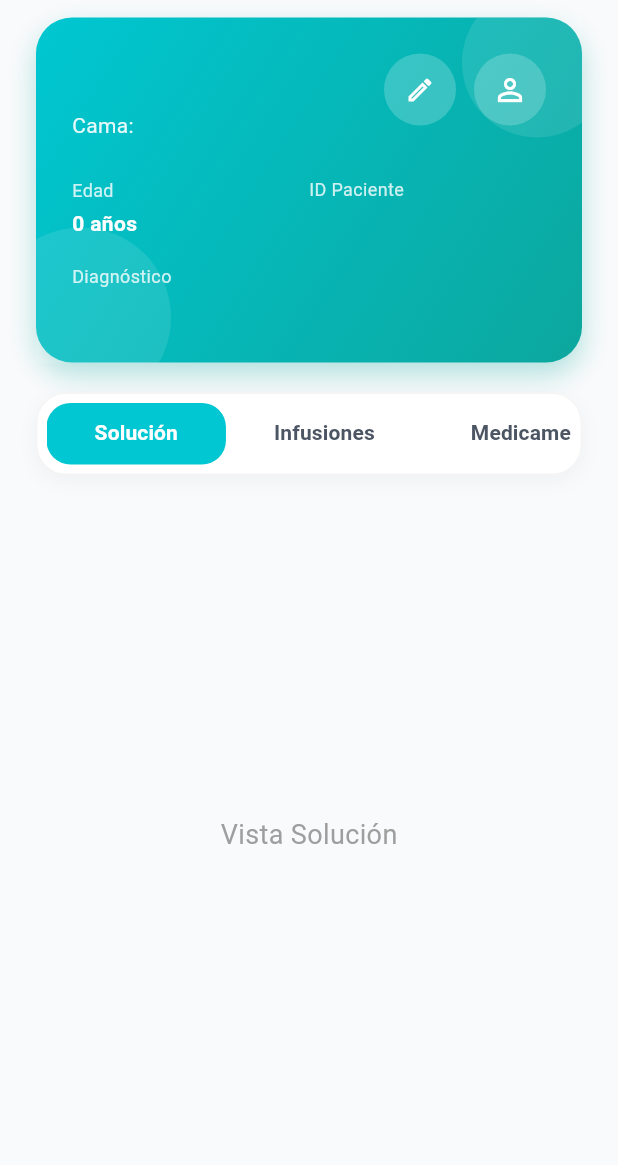
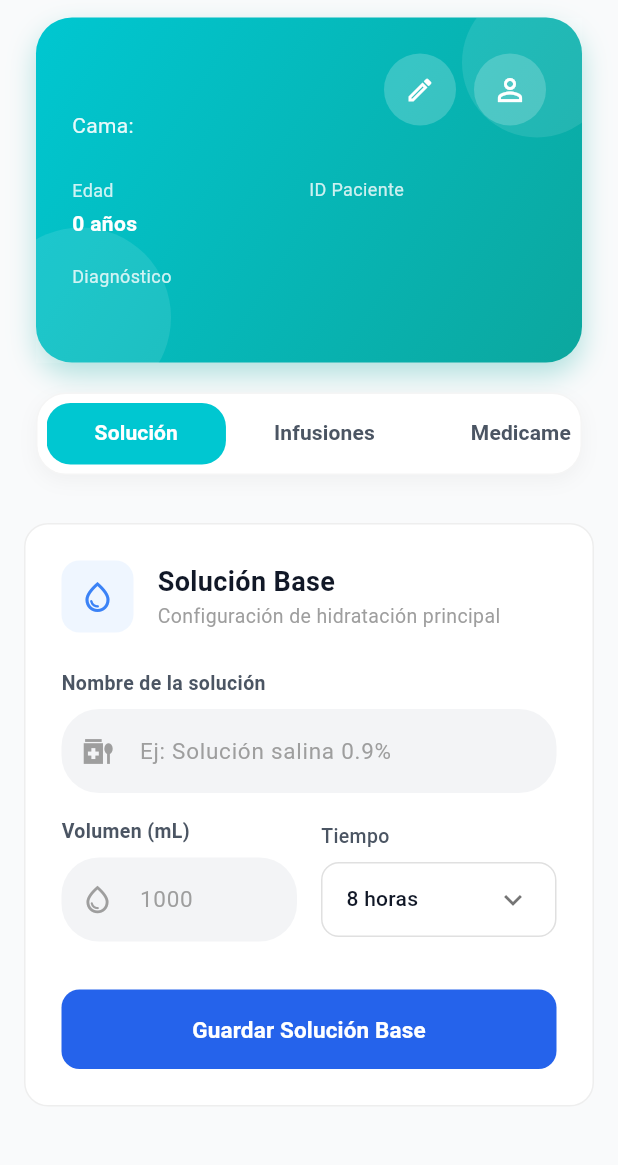
Before and after one commit to danielibarra182-afk/nursestation-, a Flutter app: the DetallePxLayout screen opened directly with empty values, on a phone screen of 412 x 824 dp, the part 65-1230 px from its top. Run offline on Flutter 3.47's test engine with Material 3 defaults, Android fonts, the phone set to English and light mode, and no system bars; our stand-ins replace audioplayers, hive, hive_flutter, vibration; accounts and stored records are empty.

Commit message:
guardar solucion base

```diff
--- a/lib/features/kardex/screens/detalle_px_layout.dart
+++ b/lib/features/kardex/screens/detalle_px_layout.dart
@@ -1,5 +1,6 @@
 import 'package:flutter/material.dart';
 import '../../../models/patient_model.dart';
+import '../tabs/solucion_base_tab.dart';
 
 class DetallePxLayout extends StatelessWidget {
   final PatientModel paciente;
@@ -304,22 +305,19 @@ class DetallePxLayout extends StatelessWidget {
               const SizedBox(height: 16),
 
               // TabBarView
-              const Expanded(
+              Expanded(
                 child: TabBarView(
                   children: [
-                    Center(
-                        child: Text('Vista Solución',
-                            style:
-                                TextStyle(fontSize: 18, color: Colors.grey))),
-                    Center(
+                    SolucionBaseTab(pacienteId: paciente.id),
+                    const Center(
                         child: Text('Vista Infusiones',
                             style:
                                 TextStyle(fontSize: 18, color: Colors.grey))),
-                    Center(
+                    const Center(
                         child: Text('Vista Medicamentos',
                             style:
                                 TextStyle(fontSize: 18, color: Colors.grey))),
-                    Center(
+                    const Center(
                         child: Text('Vista Signos Vitales',
                             style:
                                 TextStyle(fontSize: 18, color: Colors.grey))),
--- a/lib/features/kardex/tabs/solucion_base_tab.dart
+++ b/lib/features/kardex/tabs/solucion_base_tab.dart
@@ -0,0 +1,219 @@
+import 'package:flutter/material.dart';
+import '../widgets/custom_kardex_input.dart';
+import '../../../services/kardex/kardex_service.dart';
+
+class SolucionBaseTab extends StatefulWidget {
+  final String pacienteId;
+
+  const SolucionBaseTab({super.key, required this.pacienteId});
+
+  @override
+  State<SolucionBaseTab> createState() => _SolucionBaseTabState();
+}
+
+class _SolucionBaseTabState extends State<SolucionBaseTab> {
+  String _tiempoSeleccionado = '8 horas';
+
+  final _nombreController = TextEditingController();
+  final _volumenController = TextEditingController();
+
+  @override
+  void dispose() {
+    _nombreController.dispose();
+    _volumenController.dispose();
+    super.dispose();
+  }
+
+  Future<void> _guardar() async {
+    final nombre = _nombreController.text.trim();
+    final volumen = _volumenController.text.trim();
+
+    if (nombre.isEmpty || volumen.isEmpty) {
+      ScaffoldMessenger.of(context).showSnackBar(
+        const SnackBar(content: Text('Por favor, completa todos los campos')),
+      );
+      return;
+    }
+
+    final datos = {
+      'nombre': nombre,
+      'volumen': volumen,
+      'tiempo': _tiempoSeleccionado,
+      'fecha': DateTime.now().toIso8601String(),
+    };
+
+    await KardexService().guardarSolucionBase(
+      pacienteId: widget.pacienteId,
+      datos: datos,
+    );
+
+    if (mounted) {
+      ScaffoldMessenger.of(context).showSnackBar(
+        const SnackBar(
+          content: Text('Solución guardada correctamente'),
+          backgroundColor: Colors.green,
+        ),
+      );
+      _nombreController.clear();
+      _volumenController.clear();
+      setState(() {
+        _tiempoSeleccionado = '8 horas';
+      });
+    }
+  }
+
+  @override
+  Widget build(BuildContext context) {
+    return SingleChildScrollView(
+      padding: const EdgeInsets.all(16.0),
+      child: Container(
+        padding: const EdgeInsets.all(24.0),
+        decoration: BoxDecoration(
+          color: Colors.white,
+          borderRadius: BorderRadius.circular(16),
+          border: Border.all(color: Colors.grey[200]!),
+        ),
+        child: Column(
+          crossAxisAlignment: CrossAxisAlignment.stretch,
+          children: [
+            // Header
+            Row(
+              children: [
+                Container(
+                  padding: const EdgeInsets.all(12),
+                  decoration: BoxDecoration(
+                    color: const Color(0xFFEFF6FF), // Light blue background
+                    borderRadius: BorderRadius.circular(12),
+                  ),
+                  child: const Icon(Icons.water_drop_outlined, color: Color(0xFF3B82F6), size: 24),
+                ),
+                const SizedBox(width: 16),
+                Column(
+                  crossAxisAlignment: CrossAxisAlignment.start,
+                  children: [
+                    const Text(
+                      'Solución Base',
+                      style: TextStyle(
+                        fontSize: 18,
+                        fontWeight: FontWeight.bold,
+                        color: Color(0xFF111827),
+                      ),
+                    ),
+                    Text(
+                      'Configuración de hidratación principal',
+                      style: TextStyle(
+                        fontSize: 13,
+                        color: Colors.grey[500],
+                      ),
+                    ),
+                  ],
+                ),
+              ],
+            ),
+            const SizedBox(height: 24),
+
+            // Nombre de la solución
+            CustomKardexInput(
+              icon: Icons.medication_liquid_outlined,
+              label: 'Nombre de la solución',
+              hintText: 'Ej: Solución salina 0.9%',
+              controller: _nombreController,
+            ),
+            const SizedBox(height: 16),
+
+            // Volumen and Tiempo Row
+            Row(
+              children: [
+                Expanded(
+                  flex: 1,
+                  child: Column(
+                    crossAxisAlignment: CrossAxisAlignment.start,
+                    children: [
+                      CustomKardexInput(
+                        icon: Icons.water_drop_outlined,
+                        label: 'Volumen (mL)',
+                        hintText: '1000',
+                        controller: _volumenController,
+                      ),
+                    ],
+                  ),
+                ),
+                const SizedBox(width: 16),
+                Expanded(
+                  flex: 1,
+                  child: Column(
+                    crossAxisAlignment: CrossAxisAlignment.start,
+                    children: [
+                      const Text(
+                        'Tiempo',
+                        style: TextStyle(
+                          fontSize: 13,
+                          fontWeight: FontWeight.w500,
+                          color: Color(0xFF4B5563),
+                        ),
+                      ),
+                      const SizedBox(height: 8),
+                      Container(
+                        padding: const EdgeInsets.symmetric(horizontal: 16),
+                        decoration: BoxDecoration(
+                          borderRadius: BorderRadius.circular(12),
+                          border: Border.all(color: Colors.grey[300]!),
+                        ),
+                        child: DropdownButtonHideUnderline(
+                          child: DropdownButton<String>(
+                            value: _tiempoSeleccionado,
+                            isExpanded: true,
+                            icon: const Icon(Icons.keyboard_arrow_down, color: Colors.black54),
+                            items: ['8 horas', '12 horas', '24 horas']
+                                .map((String value) {
+                              return DropdownMenuItem<String>(
+                                value: value,
+                                child: Text(value, style: const TextStyle(fontSize: 14, color: Color(0xFF111827))),
+                              );
+                            }).toList(),
+                            onChanged: (newValue) {
+                              if (newValue != null) {
+                                setState(() {
+                                  _tiempoSeleccionado = newValue;
+                                });
+                              }
+                            },
+                          ),
+                        ),
+                      ),
+                    ],
+                  ),
+                ),
+              ],
+            ),
+            const SizedBox(height: 32),
+
+            // Botón Agregar solución
+            SizedBox(
+              width: double.infinity,
+              child: ElevatedButton(
+                onPressed: _guardar,
+                style: ElevatedButton.styleFrom(
+                  backgroundColor: const Color(0xFF2563EB), // Color azul primario
+                  padding: const EdgeInsets.symmetric(vertical: 16),
+                  shape: RoundedRectangleBorder(
+                    borderRadius: BorderRadius.circular(12),
+                  ),
+                  elevation: 0,
+                ),
+                child: const Text(
+                  'Guardar Solución Base',
+                  style: TextStyle(
+                    color: Colors.white,
+                    fontSize: 15,
+                    fontWeight: FontWeight.w600,
+                  ),
+                ),
+              ),
+            ),
+          ],
+        ),
+      ),
+    );
+  }
+}
--- /dev/null
+++ b/lib/services/kardex/kardex_service.dart
@@ -0,0 +1,21 @@
+import 'package:hive_flutter/hive_flutter.dart';
+
+class KardexService {
+  final String _boxName = 'kardexBox';
+
+  Future<void> guardarSolucionBase({
+    required String pacienteId,
+    required Map<String, dynamic> datos,
+  }) async {
+    var box = await Hive.openBox(_boxName);
+
+    // Obtenemos la lista actual de soluciones o creamos una nueva si no existe
+    List<dynamic> soluciones = box.get(pacienteId, defaultValue: []) ?? [];
+
+    // Agregamos la nueva solución
+    soluciones.add(datos);
+
+    // Guardamos la lista actualizada
+    await box.put(pacienteId, soluciones);
+  }
+}
```
